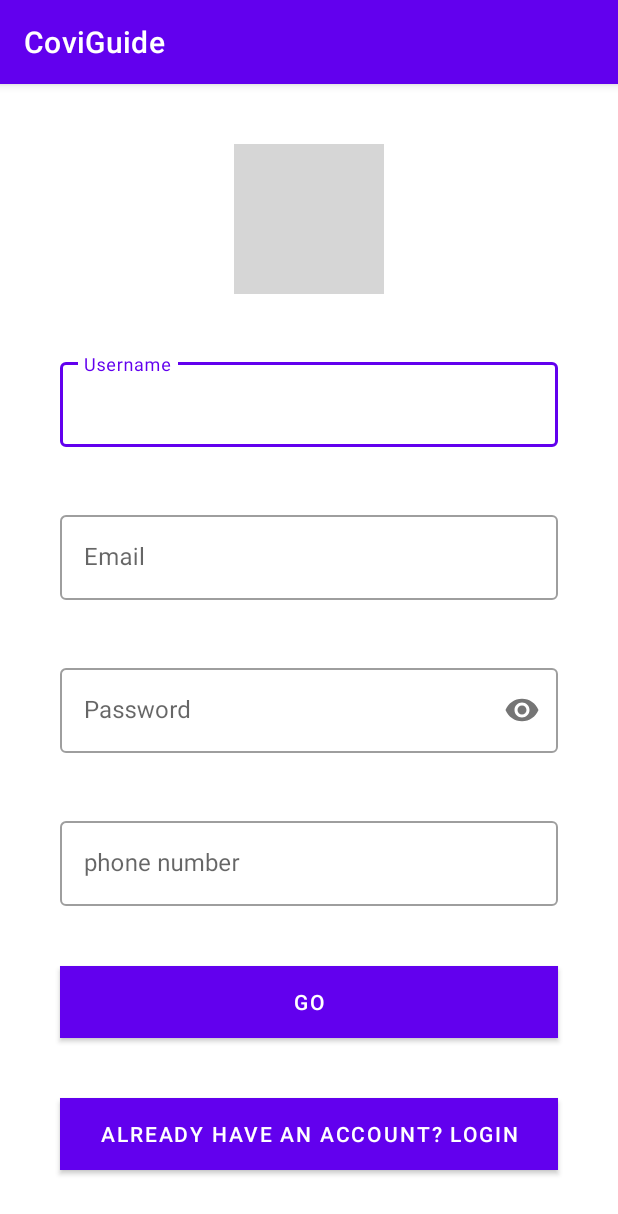
After one commit to MarwaBD/AndroidProject, an Android app: the SignUp screen opened directly, with no data from a screen before it, on a phone screen of 412 x 824 dp. The commit adds this screen. Shown: the top 1214 px of the screen. Run offline under Robolectric (Android 15) with nearby library versions, the phone set to English and light mode, and no system bars; our stand-ins replace Firebase (no records; nobody signed in at launch, a user with empty details on screens opened directly); grey boxes are pictures that could not be loaded.

Commit message:
Commit SignUp & Login

```diff
--- a/app/build.gradle
+++ b/app/build.gradle
@@ -1,5 +1,6 @@
 plugins {
     id 'com.android.application'
+    id 'com.google.gms.google-services'
 }
 
 android {
@@ -29,10 +30,12 @@ android {
 }
 
 dependencies {
-
+    implementation fileTree(dir: "libs", include: ["*.jar"])
     implementation 'androidx.appcompat:appcompat:1.2.0'
     implementation 'com.google.android.material:material:1.2.1'
     implementation 'androidx.constraintlayout:constraintlayout:2.0.4'
+    implementation 'com.google.firebase:firebase-database:19.2.1'
+    implementation 'com.google.firebase:firebase-auth:19.2.0'
     testImplementation 'junit:junit:4.+'
     androidTestImplementation 'androidx.test.ext:junit:1.1.2'
     androidTestImplementation 'androidx.test.espresso:espresso-core:3.3.0'
--- a/app/src/main/AndroidManifest.xml
+++ b/app/src/main/AndroidManifest.xml
@@ -9,7 +9,9 @@
         android:roundIcon="@mipmap/ic_launcher_round"
         android:supportsRtl="true"
         android:theme="@style/Theme.CoviGuide">
-        <activity android:name=".AboutApp"></activity>
+        <activity android:name=".Login"></activity>
+        <activity android:name=".SignUp" />
+        <activity android:name=".AboutApp" />
         <activity android:name=".AboutVirus" />
         <activity android:name=".HowToProtect" />
         <activity android:name=".Home" />
--- /dev/null
+++ b/app/src/main/res/layout/activity_sign_up.xml
@@ -0,0 +1,108 @@
+<?xml version="1.0" encoding="utf-8"?>
+<ScrollView
+    xmlns:android="http://schemas.android.com/apk/res/android"
+    xmlns:app="http://schemas.android.com/apk/res-auto"
+    android:layout_width="match_parent"
+    android:layout_height="match_parent"
+    android:fillViewport="true">
+    <LinearLayout
+        android:layout_width="match_parent"
+        android:layout_height="wrap_content"
+        android:background="#fff"
+        android:orientation="vertical"
+        android:padding="20dp">
+        <LinearLayout
+            android:layout_margin="20dp"
+            android:layout_width="match_parent"
+            android:layout_height="wrap_content"
+            android:gravity="center"
+            >
+
+            <ImageView
+                android:layout_width="100dp"
+                android:layout_height="100dp"
+                android:contentDescription="@string/app_name"
+                android:src="@drawable/covid19"></ImageView>
+
+        </LinearLayout>
+        <com.google.android.material.textfield.TextInputLayout
+            android:id="@+id/reg_username"
+            style="@style/Widget.MaterialComponents.TextInputLayout.OutlinedBox"
+            android:layout_width="match_parent"
+            android:layout_margin="20dp"
+            android:layout_height="wrap_content"
+            android:hint="@string/username">
+
+            <com.google.android.material.textfield.TextInputEditText
+                android:layout_width="match_parent"
+                android:layout_height="wrap_content" />
+        </com.google.android.material.textfield.TextInputLayout>
+
+        <com.google.android.material.textfield.TextInputLayout
+            android:id="@+id/reg_email"
+            style="@style/Widget.MaterialComponents.TextInputLayout.OutlinedBox"
+            android:layout_width="match_parent"
+            android:layout_height="wrap_content"
+            android:layout_margin="20dp"
+            android:hint="@string/Email">
+
+            <com.google.android.material.textfield.TextInputEditText
+                android:layout_width="match_parent"
+                android:layout_height="wrap_content"
+                android:inputType="textEmailAddress" />
+        </com.google.android.material.textfield.TextInputLayout>
+
+        <com.google.android.material.textfield.TextInputLayout
+            android:id="@+id/reg_password"
+            style="@style/Widget.MaterialComponents.TextInputLayout.OutlinedBox"
+            android:layout_width="match_parent"
+            android:layout_height="wrap_content"
+            android:layout_margin="20dp"
+            android:hint="@string/Password"
+            app:passwordToggleEnabled="true">
+
+            <com.google.android.material.textfield.TextInputEditText
+                android:layout_width="match_parent"
+                android:layout_height="wrap_content"
+
+                android:inputType="textPassword" />
+        </com.google.android.material.textfield.TextInputLayout>
+
+        <com.google.android.material.textfield.TextInputLayout
+            android:id="@+id/reg_phone_number"
+            style="@style/Widget.MaterialComponents.TextInputLayout.OutlinedBox"
+            android:layout_width="match_parent"
+            android:layout_height="wrap_content"
+            android:layout_margin="20dp"
+            android:hint="@string/phone_number">
+
+            <com.google.android.material.textfield.TextInputEditText
+                android:layout_width="match_parent"
+                android:layout_height="wrap_content"
+                android:drawablePadding="5dp"
+                android:inputType="number" />
+        </com.google.android.material.textfield.TextInputLayout>
+
+        <Button
+            android:layout_margin="20dp"
+            android:id="@+id/go_btn"
+            android:layout_width="match_parent"
+            android:layout_height="wrap_content"
+            android:background="@color/REd"
+            android:text="@string/go_to"
+            android:textColor="#fff">
+        </Button>
+
+        <Button
+            android:id="@+id/alredy_have_btn"
+            android:layout_width="match_parent"
+            android:layout_height="wrap_content"
+            android:layout_margin="20dp"
+            android:background="@color/REd"
+            android:text="@string/have_account"
+            android:textColor="#fff"></Button>
+
+
+
+    </LinearLayout>
+</ScrollView>
--- a/app/src/main/res/values/colors.xml
+++ b/app/src/main/res/values/colors.xml
@@ -7,4 +7,5 @@
     <color name="teal_700">#FF018786</color>
     <color name="black">#FF000000</color>
     <color name="white">#FFFFFFFF</color>
+    <color name="REd">#C51E25</color>
 </resources>
--- a/app/src/main/res/values/strings.xml
+++ b/app/src/main/res/values/strings.xml
@@ -18,5 +18,14 @@
     <string name="throw_in_the_trash">throw in the trash</string>
     <string name="use_trash_kan">Use trash kan</string>
     <string name="CovidDefinition">CoviGuide will help you know more about the state of the pandamic in Tunisia by visiting the site dentifiyed in the home page , Aso it will help you to be more aware about the danger of the virus ,it\'s symptoms , and it will help you find funny and healthy things to do whene you\'re quarantined</string>
+    <string name="Email"> Email </string>
+    <string name="Password"> Password </string>
+    <string name="have_account">Already have an account? Login</string>
+    <string name="phone_number">phone number</string>
+    <string name="go_to">GO</string>
+    <string name="username"> Username </string>
+    <string name="sign_in"> Sign me in </string>
+    <string name="sign_up"> Sign up </string>
+    <string name="lost_pass"> Forget Password  </string>
     <string name="CoronaDefinition">Coronavirus disease (COVID-19) is an infectious disease caused by a newly discovered coronavirus. Most people infected withthe COVID-19 virus will experience mild to moderate respiratory illness and recover without requiring special treatment. Older people, and those with underlying medical problems like cardiovascular disease, diabetes, chronic respiratory disease, and cancer are more likely to develop serious illness.The COVID-19 virus spreads primarily through droplets of saliva or discharge from the nose when an infected person coughs or sneezes, so it’s important that you also practice respiratory etiquette (for example, by coughing into a flexed elbow).</string>
 </resources>
--- a/build.gradle
+++ b/build.gradle
@@ -6,6 +6,7 @@ buildscript {
     }
     dependencies {
         classpath "com.android.tools.build:gradle:4.1.1"
+        classpath 'com.google.gms:google-services:4.3.3'
 
         // NOTE: Do not place your application dependencies here; they belong
         // in the individual module build.gradle files
```
Also changed, not shown: app/src/main/java/com/mma/coviguide/Login.java (added, +14 -0 lines), app/src/main/java/com/mma/coviguide/SignUp.java (added, +131 -0 lines), app/src/main/java/com/mma/coviguide/UserHelperClass.java (added, +49 -0 lines), app/src/main/res/layout/activity_login.xml (added, +104 -0 lines).
